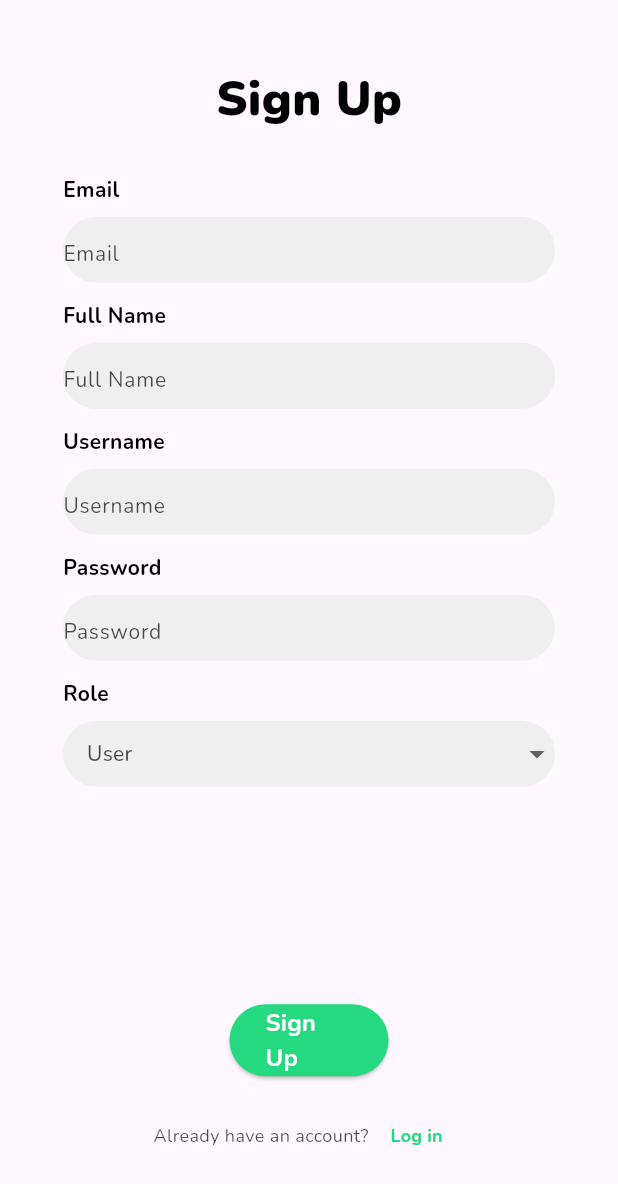
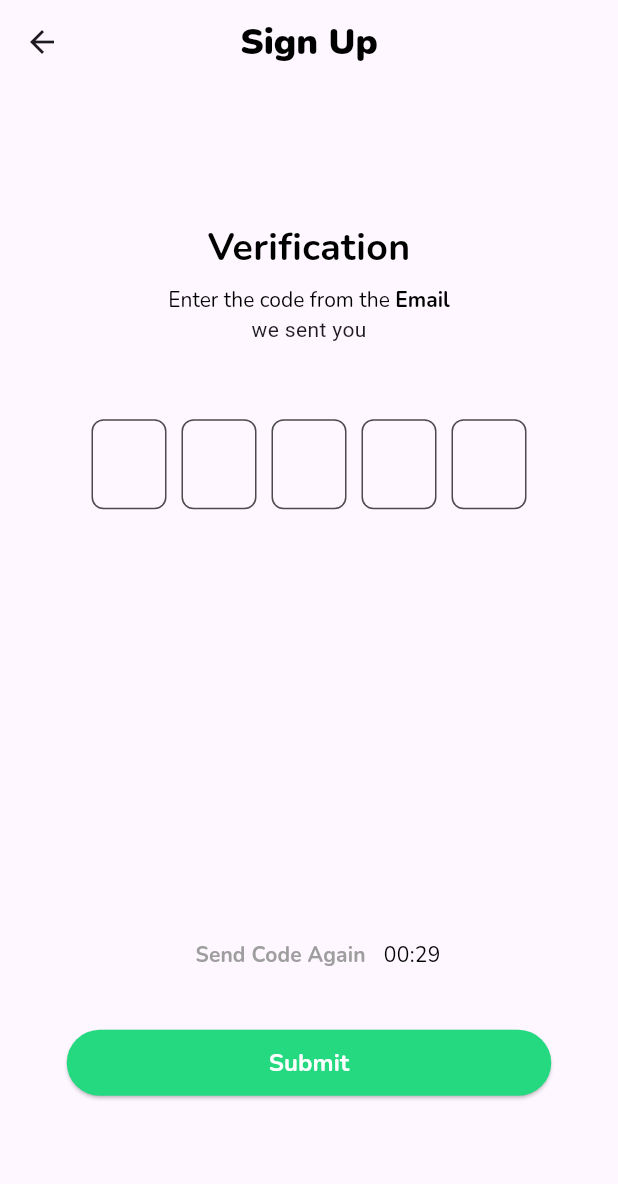
Before and after one commit to nowwie/teamfourteen, a Flutter app: the RegisterForm screen opened directly, after a tap on "Sign Up", on a phone screen of 412 x 824 dp. Shown: the top 1184 px of the screen. Run offline on Flutter 3.47's test engine with Material 3 defaults, Android fonts, the light colour scheme and no system bars; our stand-ins replace firebase_core, google_fonts; accounts and stored records are empty.

Commit message:
verif no logic

```diff
--- a/lib/ui/auth/constans.dart
+++ b/lib/ui/auth/constans.dart
@@ -3,7 +3,7 @@ import 'package:google_fonts/google_fonts.dart';
 
 Color black = Color(0xff000000);
 Color zelow = Color(0xff24D980);
-Color verif = Color(0xffE64646);
+Color verif = Color(0xffF54135);
 Color white = Color(0xffffffff);
 Color grey = Color(0xB3000000);
 Color box = Color(0xffEFEFEF);
@@ -22,3 +22,9 @@ TextStyle greenTextStyle = GoogleFonts.nunito(
 TextStyle greyTextStyle = GoogleFonts.nunito(
   color: grey,
 );
+TextStyle verifTextStyle = GoogleFonts.inter(
+  color: verif,
+);
+TextStyle codeTextStyle = GoogleFonts.inter(
+  color: black,
+);
--- a/lib/ui/auth/login_screen.dart
+++ b/lib/ui/auth/login_screen.dart
@@ -1,6 +1,7 @@
 import 'package:flutter/material.dart';
 import 'package:team_fourteen/ui/auth/constans.dart';
 import 'package:team_fourteen/ui/auth/login_form.dart';
+import 'package:team_fourteen/ui/auth/register_form.dart';
 
 class LoginScreen extends StatelessWidget {
   const LoginScreen({super.key}); // Tambahkan super.key
@@ -21,14 +22,7 @@ class LoginScreen extends StatelessWidget {
               style: greyTextStyle.copyWith(fontSize: 17, fontWeight: FontWeight.normal),
             ),
             SizedBox(height: 100),
-            Text(
-              'Slogan',
-              style: blackTextStyle.copyWith(fontSize: 32, fontWeight: FontWeight.bold),
-            ),
-            Text(
-              'deskripsi',
-              style: greyTextStyle.copyWith(fontSize: 17, fontWeight: FontWeight.normal),
-            ),
+           Image.asset('assets/images/zelowbottom.png', width: 132, height: 162.26),
             SizedBox(height: 100),
             // Pindahkan Container ke sini
             Container(
@@ -40,8 +34,11 @@ class LoginScreen extends StatelessWidget {
                   backgroundColor: zelow,
                   shape: RoundedRectangleBorder(borderRadius: BorderRadius.circular(24))
                 ),
-                onPressed: () {},
-                child: Text('Small/Medium Enterprise', style: whiteTextStyle.copyWith(fontSize: 16, fontWeight: FontWeight.bold),),
+                onPressed: () {
+                  Navigator.push(context,
+                   MaterialPageRoute(builder: (context) => const LoginForm(),));
+                },
+                child: Text('Log In', style: whiteTextStyle.copyWith(fontSize: 16, fontWeight: FontWeight.bold),),
               ),
             ),
             SizedBox(height: 12,),
@@ -57,10 +54,10 @@ class LoginScreen extends StatelessWidget {
                 ),
                 onPressed: () {
                   Navigator.push(context,
-                  MaterialPageRoute(builder: (context)=> const LoginForm()),
+                  MaterialPageRoute(builder: (context)=> const RegisterForm()),
                   );
                 },
-                child: Text('Customer', style: greenTextStyle.copyWith(fontSize: 16, fontWeight: FontWeight.bold),),
+                child: Text('Sign Up', style: greenTextStyle.copyWith(fontSize: 16, fontWeight: FontWeight.bold),),
               ),
             )
           ],
--- a/lib/ui/auth/register_form.dart
+++ b/lib/ui/auth/register_form.dart
@@ -1,6 +1,7 @@
 import 'package:flutter/material.dart';
 import 'package:team_fourteen/ui/auth/constans.dart';
 import 'package:team_fourteen/ui/auth/login_form.dart';
+import 'package:team_fourteen/ui/auth/verification.dart';
 
 class RegisterForm extends StatefulWidget {
   const RegisterForm({super.key});
@@ -49,6 +50,8 @@ class _RegisterFormState extends State<RegisterForm> {
                 ),
                 onPressed: () {
                   print('Sign in clicked');
+                  Navigator.push(context,
+                   MaterialPageRoute(builder: (context) => const Verification(),));
                 },
                 child: Text(
                   'Sign Up',
--- /dev/null
+++ b/lib/ui/auth/verification.dart
@@ -0,0 +1,200 @@
+import 'dart:async';
+import 'package:flutter/material.dart';
+import 'package:team_fourteen/ui/auth/constans.dart';
+
+class Verification extends StatefulWidget {
+  const Verification({super.key});
+
+  @override
+  _VerificationState createState() => _VerificationState();
+}
+
+class _VerificationState extends State<Verification> {
+  final int _otpLength = 5;
+  List<TextEditingController> _otpControllers = List.generate(5, (index) => TextEditingController());
+
+  int _timerSeconds = 30;
+  late Timer _timer;
+  bool _canResendCode = false;
+  bool _isError = false;
+
+  @override
+  void initState() {
+    super.initState();
+    _startTimer();
+  }
+
+  void _startTimer() {
+    _timerSeconds = 30;
+    _canResendCode = false;
+    _timer = Timer.periodic(const Duration(seconds: 1), (timer) {
+      if (_timerSeconds > 0) {
+        setState(() {
+          _timerSeconds--;
+        });
+      } else {
+        setState(() {
+          _canResendCode = true;
+          _timer.cancel();
+        });
+      }
+    });
+  }
+
+  void _resendCode() {
+    setState(() {
+      _startTimer();
+    });
+    // Tambahkan logika pengiriman ulang kode ke email di sini
+    print('Resending Code...');
+  }
+
+  void _verifyCode() {
+    String otpCode = _otpControllers.map((controller) => controller.text).join();
+    if (otpCode != "12345") {
+      setState(() {
+        _isError = true;
+      });
+    } else {
+      setState(() {
+        _isError = false;
+      });
+      print('OTP Verified: $otpCode');
+    }
+  }
+
+
+  @override
+  void dispose() {
+    _timer.cancel();
+    for (var controller in _otpControllers) {
+      controller.dispose();
+    }
+    super.dispose();
+  }
+
+  @override
+  Widget build(BuildContext context) {
+    return Scaffold(
+      appBar: AppBar(
+        title: Text(
+          'Sign Up',
+          style: blackTextStyle.copyWith(fontSize: 24, fontWeight: FontWeight.w900),
+        ),
+        centerTitle: true,
+        leading: IconButton(
+          icon: const Icon(Icons.arrow_back),
+          onPressed: () {
+            Navigator.pop(context);
+          },
+        ),
+      ),
+      body: Center(
+        child: Column(
+          mainAxisAlignment: MainAxisAlignment.center,
+          children: [
+            Text(
+              'Verification',
+              style: blackTextStyle.copyWith(fontSize: 25, fontWeight: FontWeight.bold),
+            ),
+            const SizedBox(height: 7),
+            RichText(
+              textAlign: TextAlign.center,
+              text: TextSpan(
+                style: blackTextStyle.copyWith(fontSize: 14),
+                children: [
+                  const TextSpan(text: 'Enter the code from the '),
+                  TextSpan(
+                    text: 'Email',
+                    style: blackTextStyle.copyWith(fontWeight: FontWeight.bold),
+                  ),
+                ],
+              ),
+            ),
+            const Text(
+              'we sent you',
+              style: TextStyle(fontSize: 14),
+            ),
+            const SizedBox(height: 50),
+            Row(
+              mainAxisAlignment: MainAxisAlignment.center,
+              children: List.generate(_otpLength, (index) {
+                return Container(
+                  width: 50,
+                  height: 60,
+                  margin: const EdgeInsets.symmetric(horizontal: 5),
+                  decoration: BoxDecoration(
+                    border: Border.all(color: _isError ? verif : grey, width: 1
+                    ),
+                    borderRadius: BorderRadius.circular(8),
+                  ),
+                  child: TextField(
+                    controller: _otpControllers[index],
+                    keyboardType: TextInputType.number,
+                    textAlign: TextAlign.center,
+                    maxLength: 1,
+                    style: codeTextStyle.copyWith(fontSize: 32, fontWeight: FontWeight.w600),
+                    decoration: const InputDecoration(
+                      counterText: '',
+                      border: InputBorder.none,
+                    ),
+                    onChanged: (value) {
+                      if (value.isNotEmpty && index < _otpLength - 1) {
+                        FocusScope.of(context).nextFocus();
+                      } else if (value.isEmpty && index > 0) {
+                        FocusScope.of(context).previousFocus();
+                      }
+                    },
+                  ),
+                );
+              }),
+            ),
+            const SizedBox(height: 24,),
+             if (_isError)
+              Padding(
+                padding: const EdgeInsets.only(top: 8),
+                child: Text(
+                  'Wrong code, please try again',
+                  style: verifTextStyle.copyWith( fontSize: 16, fontWeight: FontWeight.normal),
+                ),
+              ),
+            const SizedBox(height: 249),
+            Row(
+              mainAxisAlignment: MainAxisAlignment.center,
+              children: [
+                TextButton(
+                  onPressed: _canResendCode ? _resendCode : null,
+                  child: Text(
+                    'Send Code Again',
+                    style: blackTextStyle.copyWith(
+                      fontSize: 14,
+                      fontWeight: FontWeight.bold,
+                      color: _canResendCode ? Colors.blue : Colors.grey,
+                    ),
+                  ),
+                ),
+                Text(
+                  _canResendCode ? '' : '00:${_timerSeconds.toString().padLeft(2, '0')}',
+                  style: blackTextStyle.copyWith(fontSize: 14),
+                ),
+              ],
+            ),
+            const SizedBox(height: 24),
+            ElevatedButton(
+              onPressed: _verifyCode,
+              style: ElevatedButton.styleFrom(
+                backgroundColor: zelow,
+                minimumSize: const Size(323, 44),
+                shape: RoundedRectangleBorder(borderRadius: BorderRadius.circular(24),)
+              ),
+              child: Text(
+                'Submit',
+                style: whiteTextStyle.copyWith(fontSize: 16, fontWeight: FontWeight.bold),
+              ),
+            ),
+          ],
+        ),
+      ),
+    );
+  }
+}
```
